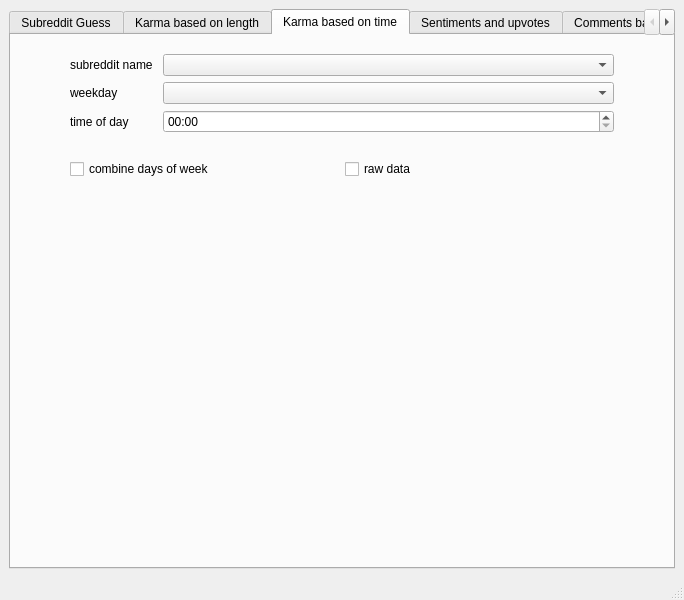
Above: gui/designer/main_window.ui from scrapingredditboys/ScrapingRedditNaturalLanguageProcessingWUT2019 before the change. Below: the same form after it.
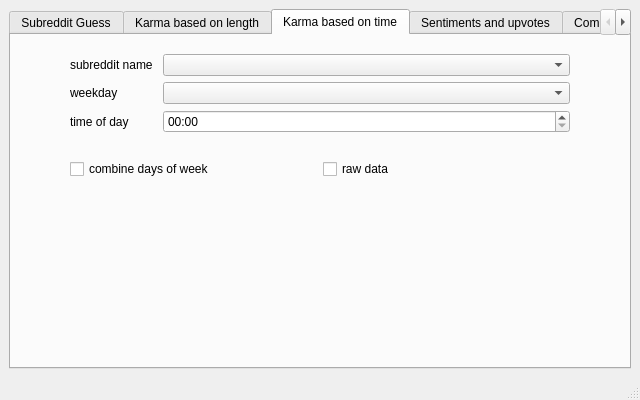
That is the form after the change. Icons and pictures are not drawn.

Commit message: add app icon, change default window size

```diff
--- a/gui/designer/main_window.ui
+++ b/gui/designer/main_window.ui
@@ -6,8 +6,8 @@
    <rect>
     <x>0</x>
     <y>0</y>
-    <width>684</width>
-    <height>600</height>
+    <width>640</width>
+    <height>400</height>
    </rect>
   </property>
   <property name="windowTitle">
```
Left out of the diff: 6 changed lines with no effect on the pictures. The commit also changes 4 other files.
